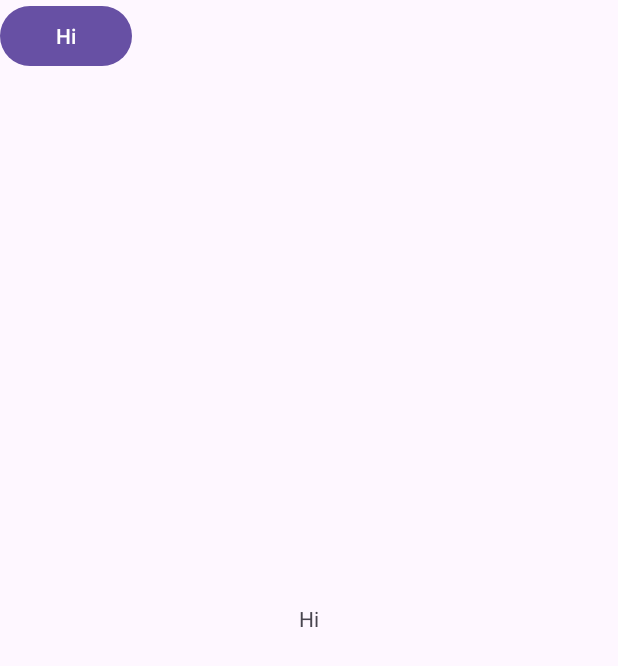
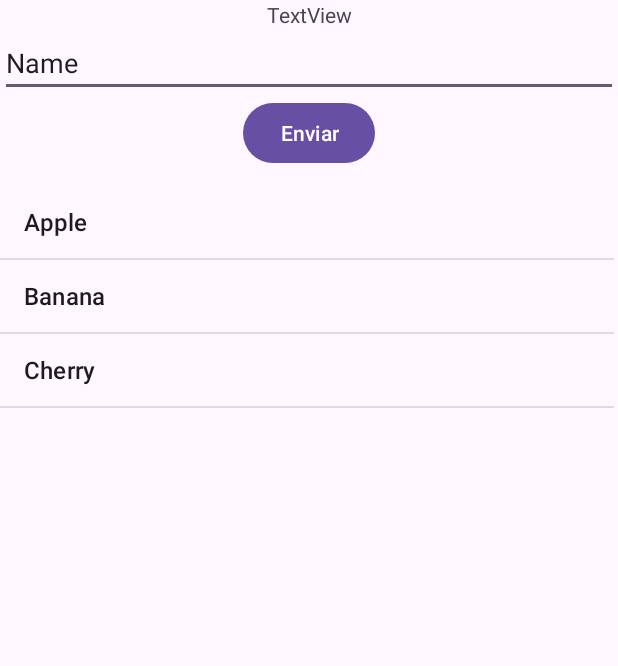
Before and after one commit to gabiadara/dispositivosMoveis, an Android app: the screen it shows after launch (MainActivity), on a phone screen of 412 x 824 dp. Shown: the top 666 px of the screen. Run offline under Robolectric (Android 15) with nearby library versions, the phone set to English and light mode, and no system bars.

Commit message:
atividade listView

```diff
--- a/app/src/main/java/com/example/myapp/MainActivity.java
+++ b/app/src/main/java/com/example/myapp/MainActivity.java
@@ -1,6 +1,11 @@
 package com.example.myapp;
 
 import android.os.Bundle;
+import android.widget.ArrayAdapter;
+import android.widget.Button;
+import android.widget.EditText;
+import android.widget.ListView;
+import android.widget.Toast;
 
 import androidx.activity.EdgeToEdge;
 import androidx.appcompat.app.AppCompatActivity;
@@ -8,13 +13,59 @@ import androidx.core.graphics.Insets;
 import androidx.core.view.ViewCompat;
 import androidx.core.view.WindowInsetsCompat;
 
+import java.util.ArrayList;
+
 public class MainActivity extends AppCompatActivity {
+
+    ListView listView;
+    ArrayList<String> nomes;
+    EditText editText;
+    Button button;
 
     @Override
     protected void onCreate(Bundle savedInstanceState) {
         super.onCreate(savedInstanceState);
         EdgeToEdge.enable(this);
         setContentView(R.layout.activity_main);
+        listView = findViewById(R.id.listView);
+        editText = findViewById(R.id.editText);
+        button = findViewById(R.id.button);
+
+        nomes = new ArrayList<>() { {
+            add("Apple");
+            add("Banana");
+            add("Cherry");
+        }};
+        ArrayAdapter<String> adapter = new ArrayAdapter<>(this,
+                android.R.layout.simple_list_item_1,
+                android.R.id.text1,
+                nomes
+        );
+
+        button.setOnClickListener( v -> {
+            String text = editText.getText().toString();
+            nomes.add(text);
+            adapter.notifyDataSetChanged();
+        });
+
+        listView.setOnItemClickListener(
+                (parent, view, position, id) -> {
+                    Toast.makeText(
+                            getApplicationContext(),
+                            "Elemento clicado: " + nomes.get(position),
+                            Toast.LENGTH_SHORT).show();
+                });
+
+        listView.setOnItemLongClickListener(
+                ((parent, view, position, id) -> {
+                    nomes.remove(nomes.get(position));
+                    adapter.notifyDataSetChanged();
+                    return true;
+                })
+        );
+
+        listView.setAdapter(adapter);
+
         ViewCompat.setOnApplyWindowInsetsListener(findViewById(R.id.main), (v, insets) -> {
             Insets systemBars = insets.getInsets(WindowInsetsCompat.Type.systemBars());
             v.setPadding(systemBars.left, systemBars.top, systemBars.right, systemBars.bottom);
--- a/app/src/main/res/layout/activity_main.xml
+++ b/app/src/main/res/layout/activity_main.xml
@@ -8,17 +8,39 @@
     tools:context=".MainActivity">
 
     <TextView
+        android:id="@+id/textView"
         android:layout_width="wrap_content"
         android:layout_height="wrap_content"
-        android:text="@string/hello"
-        app:layout_constraintBottom_toBottomOf="parent"
+        android:text="TextView"
+        app:layout_constraintEnd_toEndOf="parent"
+        app:layout_constraintStart_toStartOf="parent" />
+
+    <EditText
+        android:id="@+id/editText"
+        android:layout_width="match_parent"
+        android:layout_height="wrap_content"
+        android:inputType="text"
+        android:text="Name"
+        app:layout_constraintEnd_toEndOf="parent"
+        app:layout_constraintHorizontal_bias="0.447"
+        app:layout_constraintStart_toStartOf="parent"
+        app:layout_constraintTop_toBottomOf="@+id/textView" />
+
+    <Button
+        android:id="@+id/button"
+        android:layout_width="wrap_content"
+        android:layout_height="wrap_content"
+        android:text="Enviar"
         app:layout_constraintEnd_toEndOf="parent"
         app:layout_constraintStart_toStartOf="parent"
-        app:layout_constraintTop_toTopOf="parent" />
+        app:layout_constraintTop_toBottomOf="@+id/editText" />
 
-    <Button
-        android:layout_width="wrap_content"
-        android:layout_height="wrap_content"
-        android:text="@string/hello" />
+    <ListView
+        android:id="@+id/listView"
+        android:layout_width="409dp"
+        android:layout_height="607dp"
+        android:layout_marginTop="11dp"
+        app:layout_constraintTop_toBottomOf="@+id/button"
+        tools:layout_editor_absoluteX="1dp" />
 
 </androidx.constraintlayout.widget.ConstraintLayout>
```
